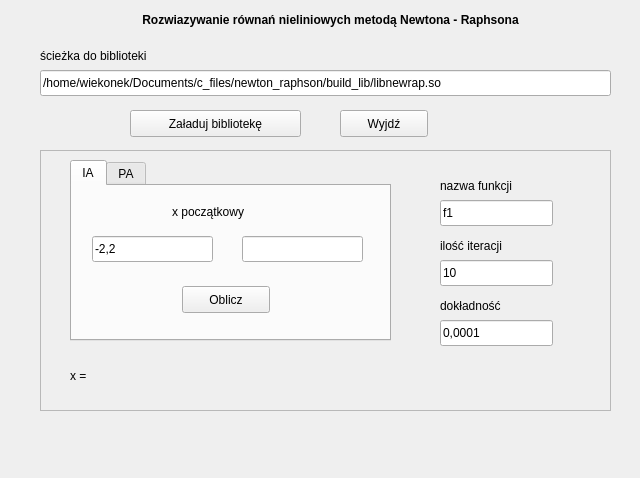
First picture: the form in application/mainwindow.ui, repository wiekonek/Newton-Raphson, before the edit.
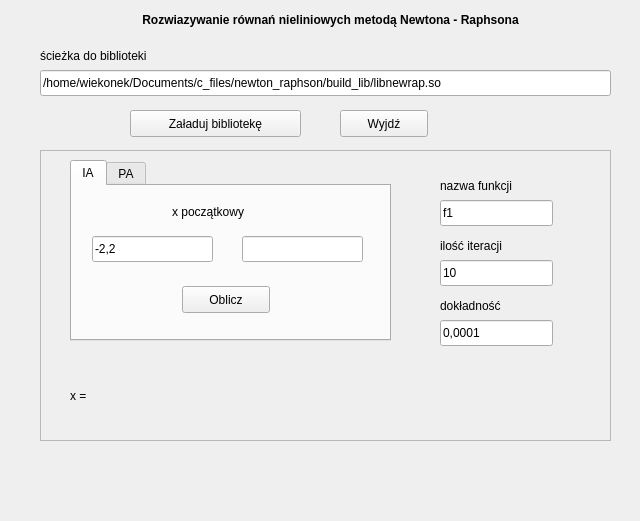
Second picture: the form after the edit.

```diff
--- a/application/mainwindow.ui
+++ b/application/mainwindow.ui
@@ -7,7 +7,7 @@
     <x>0</x>
     <y>0</y>
     <width>640</width>
-    <height>478</height>
+    <height>521</height>
    </rect>
   </property>
   <property name="windowTitle">
@@ -97,8 +97,8 @@
    <widget class="QLabel" name="label_error">
     <property name="geometry">
      <rect>
-      <x>30</x>
-      <y>420</y>
+      <x>40</x>
+      <y>450</y>
       <width>571</width>
       <height>51</height>
      </rect>
@@ -126,7 +126,7 @@
       <x>40</x>
       <y>150</y>
       <width>571</width>
-      <height>261</height>
+      <height>291</height>
      </rect>
     </property>
     <property name="frameShape">
@@ -360,7 +360,7 @@
        <x>30</x>
        <y>210</y>
        <width>521</width>
-       <height>31</height>
+       <height>71</height>
       </rect>
      </property>
      <property name="text">
```
